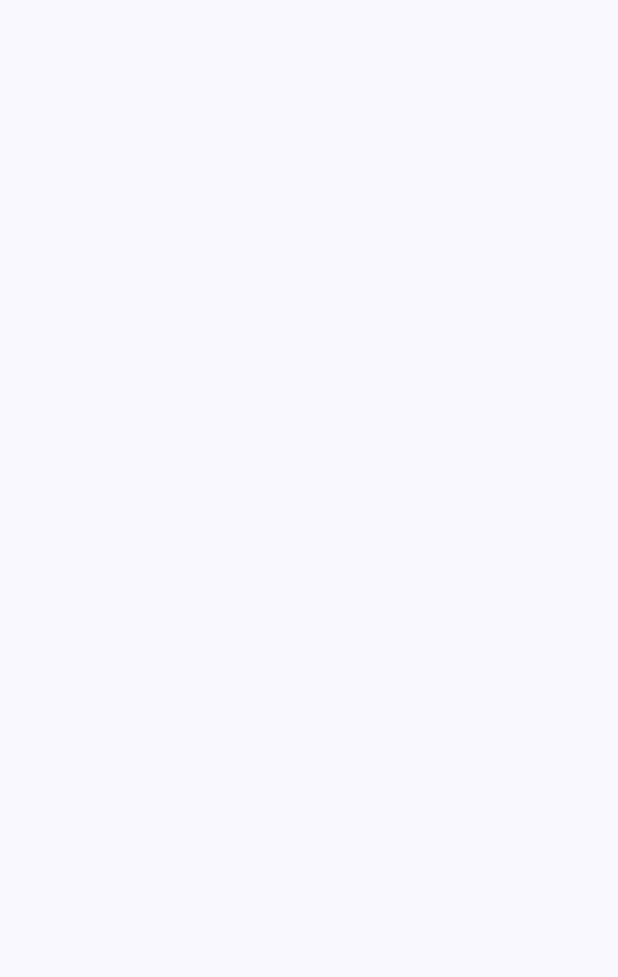
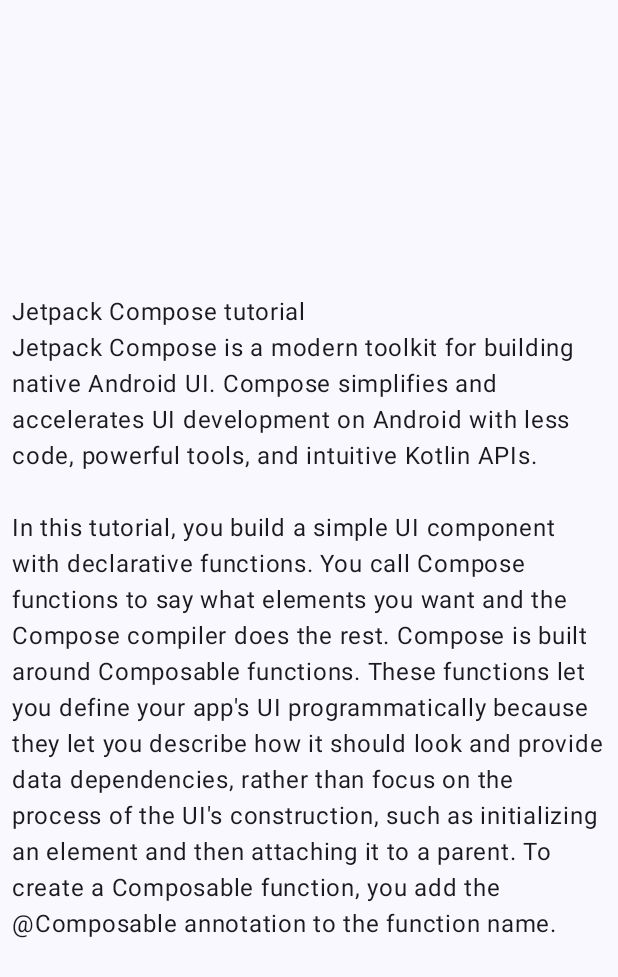
Before and after one commit to sd4483/LearnTogether, an Android app built with Jetpack Compose: the screen it shows after launch (MainActivity), on a phone screen of 412 x 824 dp. Before the commit the part shown is empty. Shown: the top 977 px of the screen. Run offline under Robolectric (Android 15) with nearby library versions, the phone set to English and light mode, and no system bars.

Commit message:
Add string resource and invoke TutorialText Invoked tutorial text function in the preview and onCreate. Extracted a string resource for tutorial content

```diff
--- a/app/src/main/java/com/example/learntogether/MainActivity.kt
+++ b/app/src/main/java/com/example/learntogether/MainActivity.kt
@@ -12,6 +12,7 @@ import androidx.compose.material3.Surface
 import androidx.compose.material3.Text
 import androidx.compose.runtime.Composable
 import androidx.compose.ui.Modifier
+import androidx.compose.ui.res.stringResource
 import androidx.compose.ui.tooling.preview.Preview
 import androidx.compose.ui.unit.dp
 import com.example.learntogether.ui.theme.LearnTogetherTheme
@@ -26,7 +27,10 @@ class MainActivity : ComponentActivity() {
                     modifier = Modifier.fillMaxSize(),
                     color = MaterialTheme.colorScheme.background
                 ) {
-
+                    TutorialText(
+                        title = "Jetpack Compose tutorial",
+                        content = stringResource(R.string.tutorial_content)
+                    )
                 }
             }
         }
@@ -54,6 +58,9 @@ fun TutorialText(title: String, content: String, modifier: Modifier = Modifier)
 @Composable
 fun TutorialPreview() {
     LearnTogetherTheme {
-
+        TutorialText(
+            title = "Jetpack Compose tutorial",
+            content = stringResource(R.string.tutorial_content)
+        )
     }
 }
--- a/app/src/main/res/values/strings.xml
+++ b/app/src/main/res/values/strings.xml
@@ -1,3 +1,8 @@
 <resources>
     <string name="app_name">Learn Together</string>
+    <string name="tutorial_content">
+        Jetpack Compose is a modern toolkit for building native Android UI. Compose simplifies and accelerates UI development on Android with less code, powerful tools, and intuitive Kotlin APIs.
+        \n
+        \nIn this tutorial, you build a simple UI component with declarative functions. You call Compose functions to say what elements you want and the Compose compiler does the rest. Compose is built around Composable functions. These functions let you define your app\'s UI programmatically because they let you describe how it should look and provide data dependencies, rather than focus on the process of the UI\'s construction, such as initializing an element and then attaching it to a parent. To create a Composable function, you add the @Composable annotation to the function name.
+    </string>
 </resources>
```
